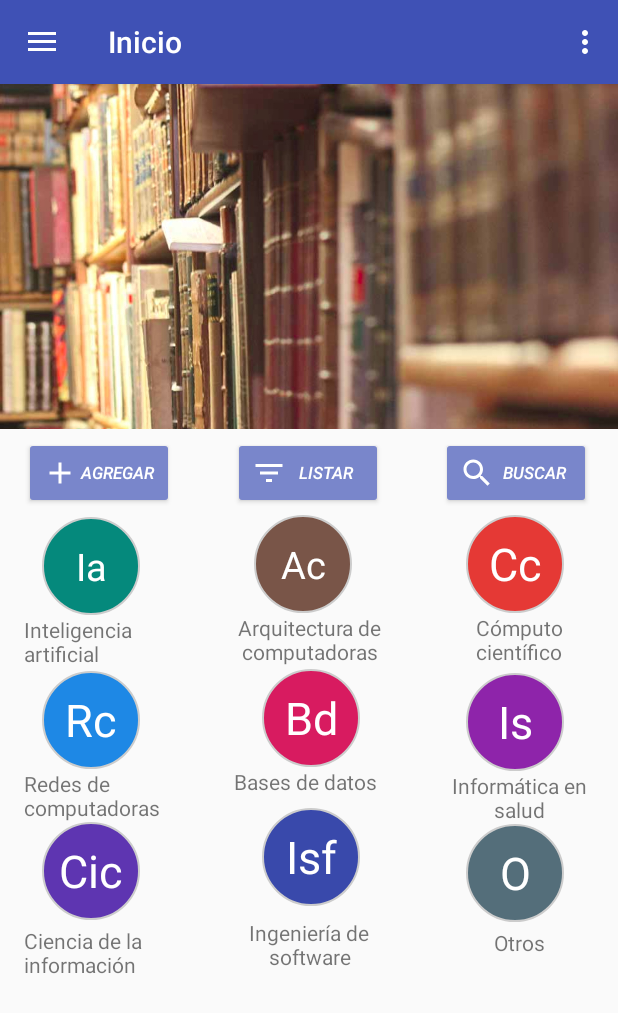
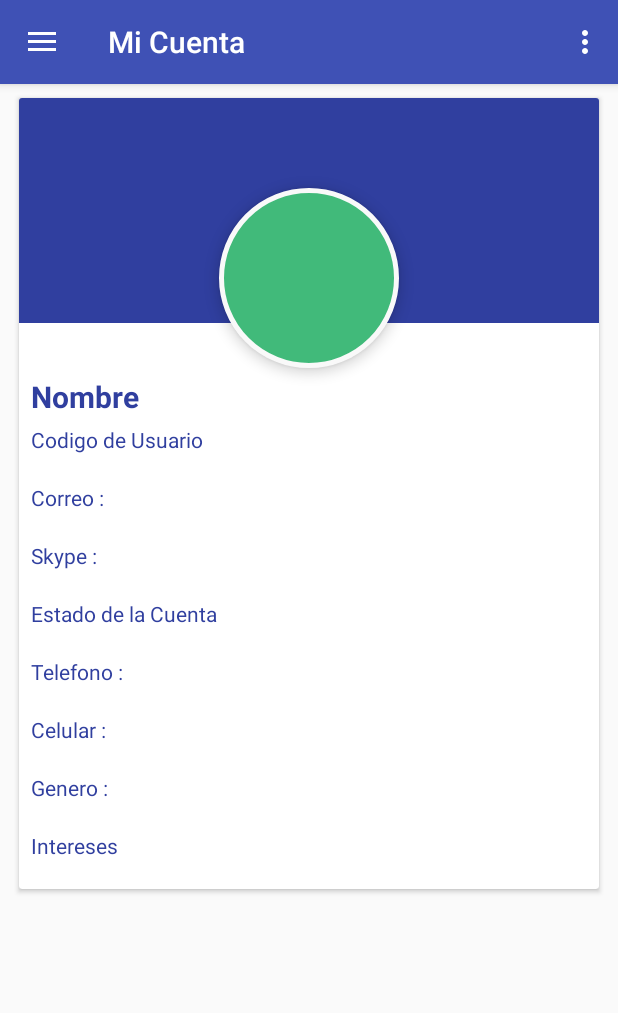
Before and after one commit to AlexFernandoOsorio/LibroSwapp, an Android app: the FragmentHome screen opened directly, with no data from a screen before it, in the side drawer, after a tap on "Mi Cuenta", on a phone screen of 412 x 824 dp. Shown: the top 1013 px of the screen. Run offline under Robolectric (Android 15) with nearby library versions, the phone set to English and light mode, and no system bars; our stand-ins replace Volley; network calls fail; pictures from the network do not load; 1 statement that could not run was skipped.

Commit message:
commit dia domingo v1

```diff
--- /dev/null
+++ b/app/src/main/java/com/example/root/librosswap/FragmentAccount.java
@@ -0,0 +1,107 @@
+package com.example.root.librosswap;
+
+
+import android.os.Bundle;
+import android.support.v4.app.Fragment;
+import android.support.v7.widget.Toolbar;
+import android.view.LayoutInflater;
+import android.view.View;
+import android.view.ViewGroup;
+
+import com.android.volley.Request;
+import com.android.volley.Response;
+import com.android.volley.VolleyError;
+import com.android.volley.toolbox.JsonObjectRequest;
+
+import org.json.JSONArray;
+import org.json.JSONException;
+import org.json.JSONObject;
+
+
+/**
+ * A simple {@link Fragment} subclass.
+ */
+public class FragmentAccount extends BaseVolleyFragment {
+
+
+    public FragmentAccount() {
+        // Required empty public constructor
+    }
+
+
+    @Override
+    public View onCreateView(LayoutInflater inflater, ViewGroup container,
+                             Bundle savedInstanceState) {
+        // Inflate the layout for this fragment
+        View v = inflater.inflate(R.layout.fragment_fragment_account, container, false);
+        Toolbar toolbar = (Toolbar) getActivity().findViewById(R.id.toolbar);
+        toolbar.setTitle("Mi Cuenta");
+        return v;
+    }
+
+    /*public void ReceiveWSUsers(String User)
+    {
+        final String JsonURL = Constantes.GetUsuarioID+User;
+        final JsonObjectRequest obreq = new JsonObjectRequest(Request.Method.GET,JsonURL,null,
+                new Response.Listener<JSONObject>() {
+
+                    // Takes the response from the JSON request
+                    @Override
+                    public void onResponse(JSONObject response) {
+                        try {
+                            JSONArray jsonarray = response.getJSONArray("usuario");
+                            UsersClass usuarios;
+                            //listusuarios.clear();
+                            for (int i = 0; i <= jsonarray.length(); i++) {
+                                JSONObject jsonObject = jsonarray.getJSONObject(i);
+                                String dniu=jsonObject.getString("us_dniUsuario");
+                                String tipou=jsonObject.getString("us_tipoUsuario");
+                                String nombreu=jsonObject.getString("us_nombres");
+                                String apellidosu=jsonObject.getString("us_apellidos");
+                                String estadousueru=jsonObject.getString("us_estadoUsuario");
+                                String correou=jsonObject.getString("us_correo");
+                                String celularu=jsonObject.getString("us_celular");
+                                String generou=jsonObject.getString("us_genero");
+                                switch (tipou) {
+                                    case "1":
+                                        tipou="Alumno";//alumno
+                                        break;
+                                    case "2":
+                                        tipou="Docente";//docente
+                                        break;
+                                    case "3":
+                                        tipou="Administrador";//administrativo
+                                        break;
+                                }
+                                switch (generou) {
+                                    case "M":
+                                        generou="Masculino";//
+                                        break;
+                                    case "F":
+                                        generou="Femenino";//
+                                        break;
+                                }
+                                usuarios=new UsersClass("DNI "+dniu,tipou,nombreu,apellidosu,estadousueru,
+                                        correou,"Cel "+celularu,generou);
+                                listusuarios.add(usuarios);
+                                ussuariosadapter.notifyDataSetChanged();
+                            }
+                            dialog.dismiss();
+                        }
+                        catch (JSONException e) {
+                            dialog.dismiss();
+                        }
+                    }
+                },
+                new Response.ErrorListener() {
+                    @Override
+                    public void onErrorResponse(VolleyError error) {
+                        dialog.dismiss();
+                        onConnectionFailed(error.toString());
+                    }
+                }
+        );
+        addToQueue(obreq);
+    }*/
+
+}
--- a/app/src/main/java/com/example/root/librosswap/FragmentHome.java
+++ b/app/src/main/java/com/example/root/librosswap/FragmentHome.java
@@ -622,6 +622,7 @@ public class FragmentHome extends BaseVolleyFragment {
                 params.put("estadoLibro",estadolibrols);
                 params.put("ubicacion",ubicacionls);
                 params.put("categoria",categorials);
+                params.put("disponibilidad",categorials);
 
                 return params;
             }
--- a/app/src/main/java/com/example/root/librosswap/NavigLibros.java
+++ b/app/src/main/java/com/example/root/librosswap/NavigLibros.java
@@ -137,7 +137,7 @@ public class NavigLibros extends BaseVolleyActivity
         if (id == R.id.menu_inicio) {
             setFragmentn(0);
         } else if (id == R.id.menu_cuenta) {
-
+            setFragmentn(1);
         } else if (id == R.id.menu_librosuser) {
             setFragmentn(2);
         } else if (id == R.id.menu_sesion) {
@@ -166,6 +166,7 @@ public class NavigLibros extends BaseVolleyActivity
         FragmentListarUsers Users=new FragmentListarUsers();
         FragmentListarLibros libros= new FragmentListarLibros();
         FragmentListarCat categorias= new FragmentListarCat();
+        FragmentAccount cuenta=new FragmentAccount();
         Bundle bundled=new Bundle();
 
         switch (position) {
@@ -174,7 +175,7 @@ public class NavigLibros extends BaseVolleyActivity
                 fragmentTransaction.commit();
                 break;
             case 1:
-                fragmentTransaction.replace(R.id.fragmenti, Users);
+                fragmentTransaction.replace(R.id.fragmenti, cuenta);
                 fragmentTransaction.commit();
                 break;
             case 2:
--- /dev/null
+++ b/app/src/main/res/drawable/circular_imageview.xml
@@ -0,0 +1,14 @@
+<?xml version="1.0" encoding="utf-8"?>
+<shape xmlns:android="http://schemas.android.com/apk/res/android"
+    android:shape="rectangle">
+    <corners android:radius="100dp" />
+    <solid android:color="#41ba7a" />
+    <stroke
+        android:width="3dip"
+        android:color="#f9f9f9" />
+    <padding
+        android:bottom="4dp"
+        android:left="4dp"
+        android:right="4dp"
+        android:top="4dp" />
+</shape>
--- /dev/null
+++ b/app/src/main/res/drawable/ic_libroconfirm.xml
@@ -0,0 +1,5 @@
+<vector android:height="24dp" android:tint="#FFFFFF"
+    android:viewportHeight="24.0" android:viewportWidth="24.0"
+    android:width="24dp" xmlns:android="http://schemas.android.com/apk/res/android">
+    <path android:fillColor="#FF000000" android:pathData="M2.01,21L23,12 2.01,3 2,10l15,2 -15,2z"/>
+</vector>
--- /dev/null
+++ b/app/src/main/res/layout/fragment_fragment_account.xml
@@ -0,0 +1,166 @@
+<?xml version="1.0" encoding="utf-8"?>
+<FrameLayout xmlns:android="http://schemas.android.com/apk/res/android"
+    xmlns:app="http://schemas.android.com/apk/res-auto"
+    xmlns:tools="http://schemas.android.com/tools"
+    android:layout_width="match_parent"
+    android:layout_height="match_parent"
+    tools:context=".FragmentAccount">
+    <android.support.v4.widget.NestedScrollView
+        xmlns:android="http://schemas.android.com/apk/res/android"
+        xmlns:app="http://schemas.android.com/apk/res-auto"
+        xmlns:tools="http://schemas.android.com/tools"
+        android:layout_width="match_parent"
+        android:layout_height="match_parent"
+        app:layout_behavior="@string/appbar_scrolling_view_behavior"
+        >
+    <android.support.v7.widget.CardView
+        xmlns:android="http://schemas.android.com/apk/res/android"
+        android:layout_width="match_parent"
+        xmlns:tools="http://schemas.android.com/tools"
+        xmlns:app="http://schemas.android.com/apk/res-auto"
+        app:cardUseCompatPadding="true"
+        android:layout_marginRight="10dp"
+        android:layout_marginLeft="10dp"
+        android:layout_marginTop="5dp"
+        android:elevation="100dp"
+        app:cardCornerRadius="2dp"
+        android:minHeight="?attr/listPreferredItemHeight"
+        android:layout_height="wrap_content">
+    <android.support.constraint.ConstraintLayout
+        android:layout_width="match_parent"
+        android:layout_height="wrap_content">
+
+        <ImageView
+            android:id="@+id/header_cover_image"
+            android:layout_width="match_parent"
+            android:layout_height="150dp"
+            android:layout_marginEnd="0dp"
+            android:layout_marginStart="0dp"
+            android:layout_marginTop="0dp"
+            android:scaleType="centerCrop"
+            android:src="@color/colorPrimaryDark"
+            app:layout_constraintEnd_toEndOf="parent"
+            app:layout_constraintHorizontal_bias="0.0"
+            app:layout_constraintStart_toStartOf="parent"
+            app:layout_constraintTop_toTopOf="parent" />
+
+        <ImageView
+            android:id="@+id/user_profile_photo"
+            android:layout_width="120dp"
+            android:layout_height="120dp"
+            android:layout_above="@+id/header_cover_image"
+            android:layout_centerHorizontal="true"
+            android:layout_marginEnd="8dp"
+            android:layout_marginStart="8dp"
+            android:layout_marginTop="60dp"
+            android:background="@drawable/circular_imageview"
+            android:elevation="5dp"
+            android:padding="20dp"
+            android:scaleType="centerCrop"
+            app:layout_constraintEnd_toEndOf="parent"
+            app:layout_constraintStart_toStartOf="parent"
+            app:layout_constraintTop_toTopOf="@+id/header_cover_image" />
+        <LinearLayout
+            android:layout_width="match_parent"
+            android:layout_height="wrap_content"
+            android:orientation="vertical"
+            android:layout_marginLeft="8dp"
+            android:layout_marginRight="8dp"
+            app:layout_constraintEnd_toEndOf="parent"
+            app:layout_constraintStart_toStartOf="parent"
+            app:layout_constraintTop_toBottomOf="@+id/user_profile_photo">
+            <TextView
+                android:id="@+id/txt_account_nombre"
+                android:layout_marginTop="5dp"
+                android:layout_marginBottom="5dp"
+                android:layout_width="wrap_content"
+                android:layout_height="wrap_content"
+                android:textColor="@color/colorPrimaryDark"
+                android:textSize="20dp"
+                android:textStyle="bold"
+                android:text="Nombre"/>
+            <TextView
+                android:layout_width="wrap_content"
+                android:layout_height="wrap_content"
+                android:text="@string/account_codUsuario"
+                android:textColor="@color/colorPrimaryDark"/>
+            <TextView
+                android:id="@+id/txt_account_coduser"
+                android:layout_width="wrap_content"
+                android:layout_height="wrap_content"
+                android:layout_marginLeft="5dp" />
+            <TextView
+                android:layout_width="wrap_content"
+                android:layout_height="wrap_content"
+                android:text="@string/account_correo"
+                android:textColor="@color/colorPrimaryDark"/>
+            <TextView
+                android:id="@+id/txt_account_correo"
+                android:layout_width="wrap_content"
+                android:layout_height="wrap_content"
+                android:layout_marginLeft="5dp" />
+            <TextView
+                android:layout_width="wrap_content"
+                android:layout_height="wrap_content"
+                android:text="@string/account_skype"
+                android:textColor="@color/colorPrimaryDark"/>
+            <TextView
+                android:id="@+id/txt_account_skype"
+                android:layout_width="wrap_content"
+                android:layout_height="wrap_content"
+                android:layout_marginLeft="5dp" />
+            <TextView
+                android:layout_width="wrap_content"
+                android:layout_height="wrap_content"
+                android:text="@string/account_estado"
+                android:textColor="@color/colorPrimaryDark"/>
+            <TextView
+                android:id="@+id/txt_account_estado"
+                android:layout_width="wrap_content"
+                android:layout_height="wrap_content"
+                android:layout_marginLeft="5dp" />
+            <TextView
+                android:layout_width="wrap_content"
+                android:layout_height="wrap_content"
+                android:text="@string/account_telefono"
+                android:textColor="@color/colorPrimaryDark"/>
+            <TextView
+                android:id="@+id/txt_account_telefono"
+                android:layout_width="wrap_content"
+                android:layout_height="wrap_content"
+                android:layout_marginLeft="5dp" />
+            <TextView
+                android:layout_width="wrap_content"
+                android:layout_height="wrap_content"
+                android:text="@string/account_celular"
+                android:textColor="@color/colorPrimaryDark"/>
+            <TextView
+                android:id="@+id/txt_account_celular"
+                android:layout_width="wrap_content"
+                android:layout_height="wrap_content"
+                android:layout_marginLeft="5dp" />
+            <TextView
+                android:layout_width="wrap_content"
+                android:layout_height="wrap_content"
+                android:text="@string/account_genero"
+                android:textColor="@color/colorPrimaryDark"/>
+            <TextView
+                android:id="@+id/txt_account_genero"
+                android:layout_width="wrap_content"
+                android:layout_height="wrap_content"
+                android:layout_marginLeft="5dp" />
+            <TextView
+                android:layout_width="wrap_content"
+                android:layout_height="wrap_content"
+                android:text="@string/account_intereses"
+                android:textColor="@color/colorPrimaryDark"/>
+            <TextView
+                android:id="@+id/txt_account_intereses"
+                android:layout_width="wrap_content"
+                android:layout_height="wrap_content"
+                android:layout_marginLeft="5dp" />
+        </LinearLayout>
+    </android.support.constraint.ConstraintLayout>
+    </android.support.v7.widget.CardView>
+    </android.support.v4.widget.NestedScrollView>
+</FrameLayout>
--- a/app/src/main/res/values/strings.xml
+++ b/app/src/main/res/values/strings.xml
@@ -124,18 +124,23 @@
 
     <string name="libdes_but_Solicitar">Solicitar Libro</string>
     <string name="libdes_but_Cancelar">Cancelar Peticion</string>
-
     <string name="libdes_but_Prestamo">Telefono  :</string>
     <string name="libdes_but_Rechazar">Intereses  :</string>
 
+    <string name="dialog_libroconfirm">Felicidades, Enviamos su solicitud de prestamo del libro,
+    puede ver el estado de  solicitud en el apartado de Mis Solicitudes.</string>
 
-
-
-
-
-
-
-
+    <string name="account_dniUsuario">Numero de DNI :</string>
+    <string name="account_codUsuario">Codigo de Usuario</string>
+    <string name="account_correo">Correo :</string>
+    <string name="account_skype">Skype :</string>
+    <string name="account_direccion">Dirección :</string>
+    <string name="account_edad">Edad</string>
+    <string name="account_telefono">Telefono :</string>
+    <string name="account_celular">Celular :</string>
+    <string name="account_genero">Genero :</string>
+    <string name="account_intereses">Intereses</string>
+    <string name="account_estado">Estado de la Cuenta</string>
 
 
 </resources>
```
Also changed, not shown: app/src/main/java/com/example/root/librosswap/FragmentCategoriasDescrip.java (+68 -4 lines), app/src/main/res/layout/dialog_confirmalibro.xml (added, +29 -0 lines), app/src/main/res/layout/fragment_fragment_categorias_descrip.xml (+32 -10 lines), 7 other files.
